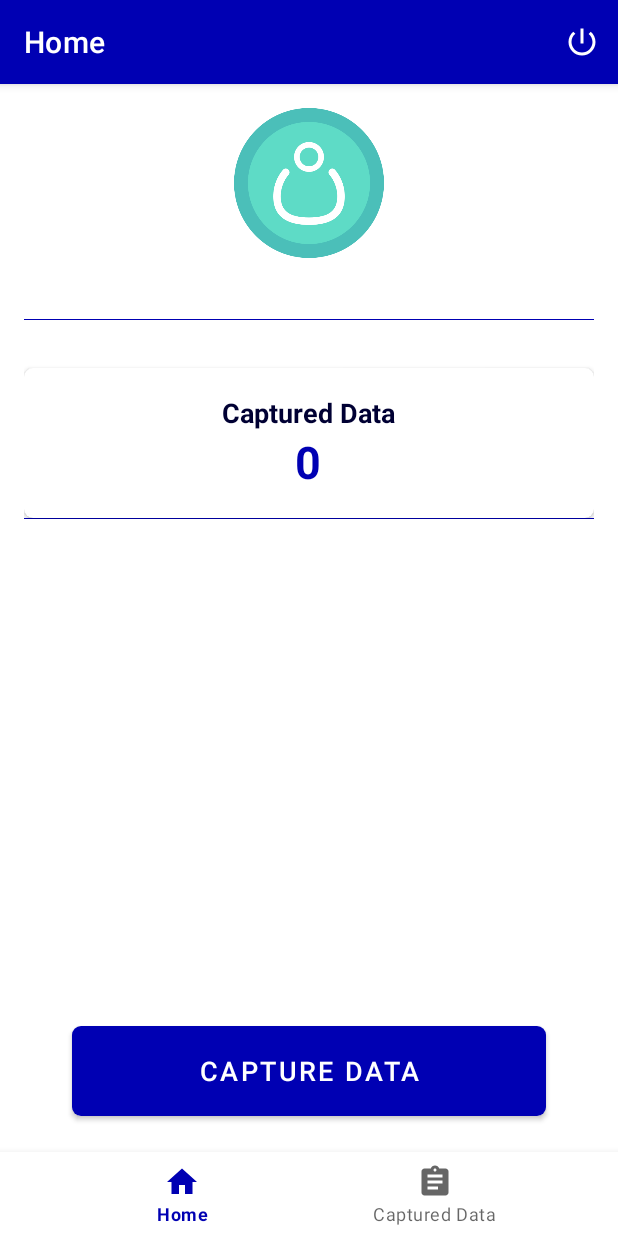
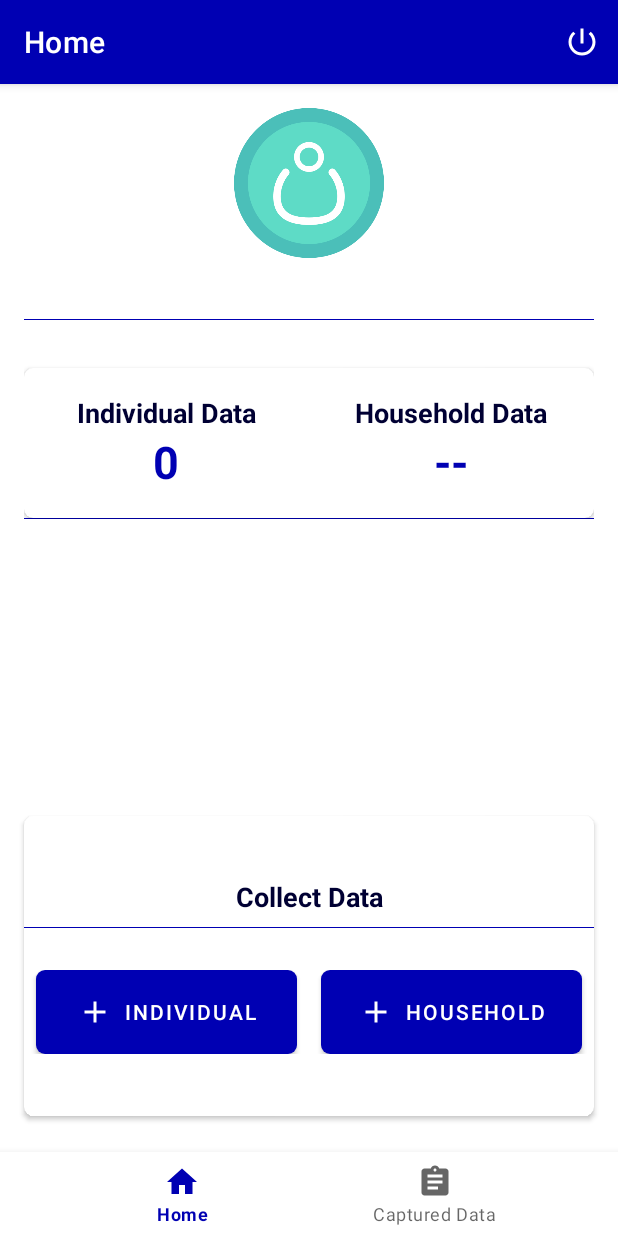
Before and after one commit to OlukaDenis/Yoruba-Capture, an Android app: the HomeFragment screen opened directly, with no data from a screen before it, on a phone screen of 412 x 824 dp. Run offline under Robolectric (Android 15) with nearby library versions, the phone set to English and light mode, and no system bars; our stand-ins replace ButterKnife, Firebase (no records; nobody signed in at launch, a user with empty details on screens opened directly), Room's generated code, navigation-ui; 1 statement that could not run was skipped.

Commit message:
Split individual and household fragments

```diff
--- a/app/build.gradle
+++ b/app/build.gradle
@@ -47,6 +47,7 @@ dependencies {
     implementation 'com.google.firebase:firebase-analytics:17.4.3'
     implementation 'com.google.firebase:firebase-crashlytics:17.0.1'
     implementation 'com.firebaseui:firebase-ui-firestore:6.2.0'
+    implementation 'androidx.legacy:legacy-support-v4:1.0.0'
     testImplementation 'junit:junit:4.12'
     androidTestImplementation 'androidx.test.ext:junit:1.1.1'
     androidTestImplementation 'androidx.test.espresso:espresso-core:3.2.0'
@@ -82,5 +83,8 @@ dependencies {
     implementation 'com.jakewharton:butterknife:10.2.1'
     annotationProcessor 'com.jakewharton:butterknife-compiler:10.2.1'
 
+    //Shimmer
+    implementation 'com.github.sharish:ShimmerRecyclerView:v1.3'
+
     implementation "com.google.guava:listenablefuture:9999.0-empty-to-avoid-conflict-with-guava"
 }
--- /dev/null
+++ b/app/src/main/java/com/app/plyss/ui/add_form/AddHouseholdFragment.java
@@ -0,0 +1,32 @@
+package com.app.plyss.ui.add_form;
+
+
+import android.os.Bundle;
+
+import androidx.fragment.app.Fragment;
+
+import android.view.LayoutInflater;
+import android.view.View;
+import android.view.ViewGroup;
+
+import com.app.plyss.R;
+
+/**
+ * A simple {@link Fragment} subclass.
+ */
+public class AddHouseholdFragment extends Fragment {
+
+
+    public AddHouseholdFragment() {
+        // Required empty public constructor
+    }
+
+
+    @Override
+    public View onCreateView(LayoutInflater inflater, ViewGroup container,
+                             Bundle savedInstanceState) {
+        // Inflate the layout for this fragment
+        return inflater.inflate(R.layout.fragment_add_household, container, false);
+    }
+
+}
--- a/app/src/main/java/com/app/plyss/ui/home/HomeFragment.java
+++ b/app/src/main/java/com/app/plyss/ui/home/HomeFragment.java
@@ -52,7 +52,7 @@ public class HomeFragment extends Fragment {
                 this.getClass().getSimpleName());
 
 
-        capturedData = root.findViewById(R.id.captured_data_number);
+        capturedData = root.findViewById(R.id.individual_data_number);
 
         statistics();
 
--- /dev/null
+++ b/app/src/main/res/layout/fragment_add_household.xml
@@ -0,0 +1,14 @@
+<?xml version="1.0" encoding="utf-8"?>
+<FrameLayout xmlns:android="http://schemas.android.com/apk/res/android"
+    xmlns:tools="http://schemas.android.com/tools"
+    android:layout_width="match_parent"
+    android:layout_height="match_parent"
+    tools:context=".ui.add_form.AddHouseholdFragment">
+
+    <!-- TODO: Update blank fragment layout -->
+    <TextView
+        android:layout_width="match_parent"
+        android:layout_height="match_parent"
+        android:text="@string/hello_blank_fragment" />
+
+</FrameLayout>
--- a/app/src/main/res/layout/fragment_home.xml
+++ b/app/src/main/res/layout/fragment_home.xml
@@ -71,10 +71,37 @@
                         android:textStyle="bold"
                         android:textSize="@dimen/font_eighteen"
                         android:textColor="@color/colorPrimaryDark"
-                        android:text="@string/title_captures"/>
+                        android:text="Individual Data"/>
 
                     <TextView
-                        android:id="@+id/captured_data_number"
+                        android:id="@+id/individual_data_number"
+                        android:layout_width="match_parent"
+                        android:layout_height="wrap_content"
+                        android:gravity="center"
+                        android:textSize="@dimen/font_thirty"
+                        android:textColor="@color/colorPrimary"
+                        android:textStyle="bold"
+                        android:text="@string/dash"/>
+
+                </LinearLayout>
+
+                <LinearLayout
+                    android:layout_width="0dp"
+                    android:layout_weight="5"
+                    android:orientation="vertical"
+                    android:layout_height="wrap_content">
+
+                    <TextView
+                        android:layout_width="match_parent"
+                        android:layout_height="wrap_content"
+                        android:gravity="center"
+                        android:textStyle="bold"
+                        android:textSize="@dimen/font_eighteen"
+                        android:textColor="@color/colorPrimaryDark"
+                        android:text="@string/household_data"/>
+
+                    <TextView
+                        android:id="@+id/household_data_number"
                         android:layout_width="match_parent"
                         android:layout_height="wrap_content"
                         android:gravity="center"
@@ -96,23 +123,86 @@
 
     </LinearLayout>
 
-    <Button
-        android:id="@+id/fab_add_data"
+    <androidx.cardview.widget.CardView
         android:layout_width="match_parent"
-        android:layout_height="60dp"
-        android:layout_gravity="start"
-        android:layout_marginStart="48dp"
-        android:layout_marginTop="64dp"
-        android:drawablePadding="10dp"
-        android:layout_marginEnd="48dp"
-        android:hapticFeedbackEnabled="true"
-        android:background="@drawable/button_background"
-        android:textSize="18sp"
+        android:layout_height="200dp"
         app:layout_constraintBottom_toBottomOf="parent"
         app:layout_constraintStart_toStartOf="parent"
         app:layout_constraintEnd_toEndOf="parent"
         android:layout_marginBottom="80dp"
-        android:textColor="@color/white"
-        android:text="@string/capture_data" />
+        android:layout_marginEnd="16dp"
+        android:layout_marginStart="16dp"
+        app:cardCornerRadius="6dp"
+        app:cardElevation="2dp">
+
+        <LinearLayout
+            android:layout_width="match_parent"
+            android:layout_height="match_parent"
+            android:orientation="vertical"
+            android:gravity="center_vertical">
+
+
+            <TextView
+                android:layout_width="match_parent"
+                android:layout_height="wrap_content"
+                android:gravity="center"
+                android:textStyle="bold"
+                android:textSize="@dimen/font_eighteen"
+                android:textColor="@color/colorPrimaryDark"
+                android:text="@string/collect_data"
+                android:layout_marginBottom="8dp"/>
+
+            <View
+                android:layout_width="match_parent"
+                android:layout_height="0.5dp"
+                android:background="@color/colorPrimary"
+                android:layout_marginBottom="8dp"/>
+
+            <LinearLayout
+                android:layout_width="match_parent"
+                android:layout_height="wrap_content"
+                android:orientation="horizontal"
+                android:weightSum="10"
+                android:layout_marginTop="20dp"
+                android:gravity="center_vertical">
+
+                <com.google.android.material.button.MaterialButton
+                    android:id="@+id/fab_add_data"
+                    android:layout_width="0dp"
+                    android:layout_weight="5"
+                    android:layout_height="wrap_content"
+                    android:layout_gravity="start"
+                    android:hapticFeedbackEnabled="true"
+                    android:background="@drawable/button_background"
+                    android:textColor="@color/white"
+                    android:text="@string/individual"
+                    android:layout_marginEnd="8dp"
+                    android:layout_marginStart="8dp"
+                    android:backgroundTint="@null"
+                    app:icon="@drawable/ic_add"
+                    android:padding="10dp"
+                    app:iconGravity="textStart"/>
+
+                <com.google.android.material.button.MaterialButton
+                    android:id="@+id/fab_household"
+                    android:layout_width="0dp"
+                    android:layout_weight="5"
+                    android:layout_height="wrap_content"
+                    android:layout_gravity="start"
+                    android:hapticFeedbackEnabled="true"
+                    android:background="@drawable/button_background"
+                    android:textColor="@color/white"
+                    android:text="@string/household"
+                    app:icon="@drawable/ic_add"
+                    android:backgroundTint="@null"
+                    android:padding="10dp"
+                    android:layout_marginStart="8dp"
+                    android:layout_marginEnd="8dp"
+                    app:iconGravity="textStart"/>
+
+            </LinearLayout>
+        </LinearLayout>
+
+    </androidx.cardview.widget.CardView>
 
 </androidx.constraintlayout.widget.ConstraintLayout>
--- /dev/null
+++ b/app/src/main/res/layout/fragment_household_captures.xml
@@ -0,0 +1,14 @@
+<?xml version="1.0" encoding="utf-8"?>
+<FrameLayout xmlns:android="http://schemas.android.com/apk/res/android"
+    xmlns:tools="http://schemas.android.com/tools"
+    android:layout_width="match_parent"
+    android:layout_height="match_parent"
+    tools:context=".ui.captures.HouseholdCapturesFragment">
+
+    <!-- TODO: Update blank fragment layout -->
+    <TextView
+        android:layout_width="match_parent"
+        android:layout_height="match_parent"
+        android:text="@string/hello_blank_fragment" />
+
+</FrameLayout>
--- /dev/null
+++ b/app/src/main/res/layout/fragment_individual_captures.xml
@@ -0,0 +1,14 @@
+<?xml version="1.0" encoding="utf-8"?>
+<FrameLayout xmlns:android="http://schemas.android.com/apk/res/android"
+    xmlns:tools="http://schemas.android.com/tools"
+    android:layout_width="match_parent"
+    android:layout_height="match_parent"
+    tools:context=".ui.captures.IndividualCapturesFragment">
+
+    <!-- TODO: Update blank fragment layout -->
+    <TextView
+        android:layout_width="match_parent"
+        android:layout_height="match_parent"
+        android:text="@string/hello_blank_fragment" />
+
+</FrameLayout>
--- a/app/src/main/res/navigation/mobile_navigation.xml
+++ b/app/src/main/res/navigation/mobile_navigation.xml
@@ -26,4 +26,22 @@
         android:name="com.app.plyss.ui.add_form.AddFormFragment"
         android:label="@string/title_add_form"
         tools:layout="@layout/fragment_add_form" />
+
+    <fragment
+        android:id="@+id/navigation_individual_data"
+        android:name="com.app.plyss.ui.captures.IndividualCapturesFragment"
+        android:label="Individual Captures"
+        tools:layout="@layout/fragment_individual_captures" />
+
+    <fragment
+        android:id="@+id/navigation_household_data"
+        android:name="com.app.plyss.ui.captures.HouseholdCapturesFragment"
+        android:label="Household Captures"
+        tools:layout="@layout/fragment_household_captures" />
+
+    <fragment
+        android:id="@+id/navigation_add_household"
+        android:name="com.app.plyss.ui.add_form.AddHouseholdFragment"
+        android:label="Add Household Data"
+        tools:layout="@layout/fragment_add_household" />
 </navigation>
--- a/app/src/main/res/values/strings.xml
+++ b/app/src/main/res/values/strings.xml
@@ -41,4 +41,11 @@
     <string name="dash">--</string>
     <string name="y_p_s_d">P . L . Y . S . S</string>
     <string name="capture_data">Capture Data</string>
+    <string name="collect_data">Collect Data</string>
+    <string name="household">Household</string>
+    <string name="individual">individual</string>
+    <string name="household_data">Household Data</string>
+
+    <!-- TODO: Remove or change this placeholder text -->
+    <string name="hello_blank_fragment">Hello blank fragment</string>
 </resources>
--- a/build.gradle
+++ b/build.gradle
@@ -4,6 +4,7 @@ buildscript {
     repositories {
         google()
         jcenter()
+        maven { url "https://jitpack.io" }
 
     }
     dependencies {
@@ -20,6 +21,7 @@ allprojects {
     repositories {
         google()
         jcenter()
+        maven { url "https://jitpack.io" }
 
     }
 }
```
